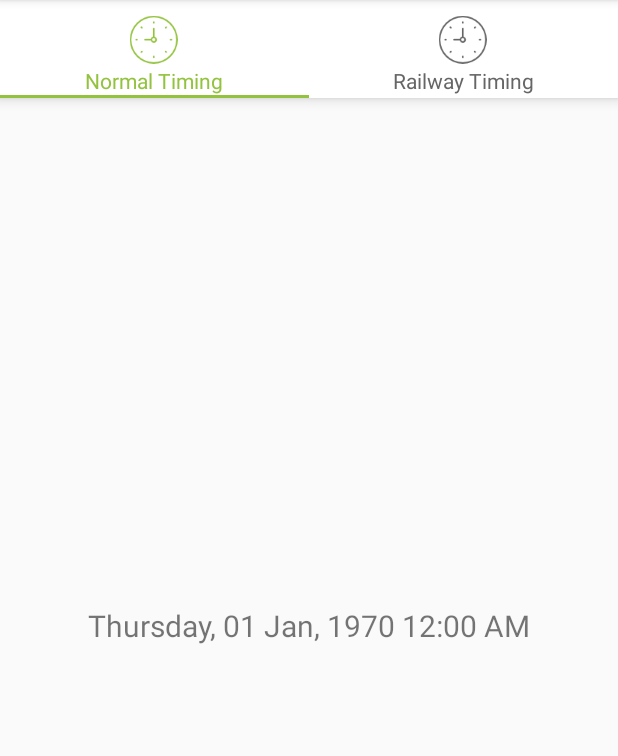
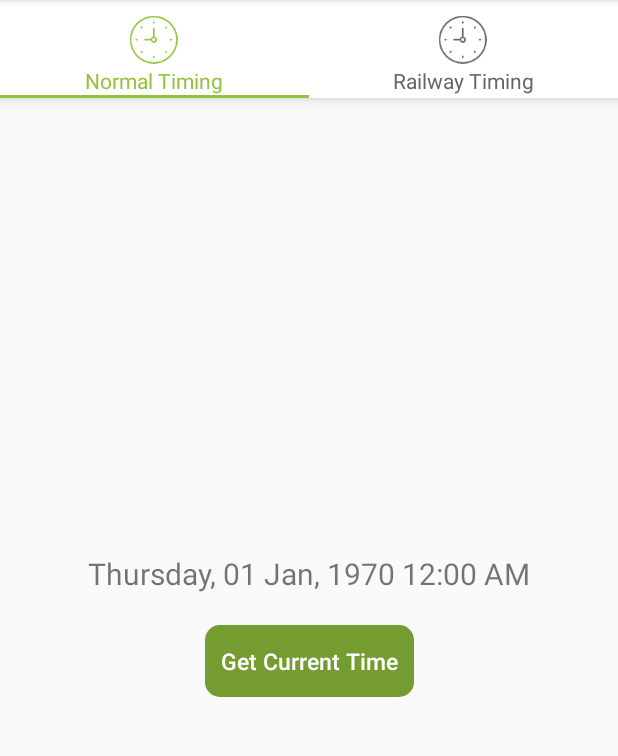
Before and after one commit to Sujaiaarthi90/SafetraxTimer, an Android app: the screen it shows after launch (TimerActivity), on a phone screen of 412 x 824 dp, the part 84-840 px from its top. Run offline under Robolectric (Android 15) with nearby library versions, the phone set to English and light mode, and no system bars; our stand-ins replace ButterKnife, sdp/ssp sizes.

Commit message:
Using GET CURRENT TIME button to get the current time

```diff
--- a/app/src/main/java/org/mtap/safetraxtimer/views/activities/TimerActivity.java
+++ b/app/src/main/java/org/mtap/safetraxtimer/views/activities/TimerActivity.java
@@ -148,7 +148,7 @@ public class TimerActivity extends AppCompatActivity {
     }
 
     @Override
-    protected void onResume() {
+    public void onResume() {
         super.onResume();
         try {
             StrictMode.ThreadPolicy policy = new StrictMode.ThreadPolicy.Builder().permitAll().build();
--- a/app/src/main/java/org/mtap/safetraxtimer/views/fragments/NormalTimeFragment.java
+++ b/app/src/main/java/org/mtap/safetraxtimer/views/fragments/NormalTimeFragment.java
@@ -6,15 +6,23 @@ import android.support.v4.app.Fragment;
 import android.view.LayoutInflater;
 import android.view.View;
 import android.view.ViewGroup;
+import android.widget.Button;
 import android.widget.TextView;
 
 import org.mtap.safetraxtimer.R;
+import org.mtap.safetraxtimer.views.activities.TimerActivity;
+
+import butterknife.BindView;
+import butterknife.ButterKnife;
+import butterknife.OnClick;
 
 import static org.mtap.safetraxtimer.views.activities.TimerActivity.NORMAL_TIME_FORMAT;
 import static org.mtap.safetraxtimer.views.activities.TimerActivity.TIME;
 import static org.mtap.safetraxtimer.views.activities.TimerActivity.getDate;
 
 public class NormalTimeFragment extends Fragment {
+
+    @BindView(R.id.current_date_view)
     TextView current_date_view;
 
     public NormalTimeFragment() {
@@ -23,14 +31,18 @@ public class NormalTimeFragment extends Fragment {
     @Override
     public View onCreateView(@NonNull LayoutInflater inflater, ViewGroup container, Bundle savedInstanceState) {
         View view = inflater.inflate(R.layout.fragment_normal_time, container, false);
-        current_date_view = view.findViewById(R.id.current_date_view);
+        ButterKnife.bind(this, view);
         return view;
+    }
+    @OnClick(R.id.current_time_button)
+    public void onGetCurrentTimetClick(View view) {
+        ((TimerActivity) getContext()).onResume();
+        onResume();
     }
 
     @Override
     public void onResume() {
         super.onResume();
-
         if (current_date_view != null)
             current_date_view.setText(getDate(TIME, NORMAL_TIME_FORMAT));
     }
--- a/app/src/main/java/org/mtap/safetraxtimer/views/fragments/RailwayTimeFragment.java
+++ b/app/src/main/java/org/mtap/safetraxtimer/views/fragments/RailwayTimeFragment.java
@@ -9,12 +9,19 @@ import android.view.ViewGroup;
 import android.widget.TextView;
 
 import org.mtap.safetraxtimer.R;
+import org.mtap.safetraxtimer.views.activities.TimerActivity;
+
+import butterknife.BindView;
+import butterknife.ButterKnife;
+import butterknife.OnClick;
 
 import static org.mtap.safetraxtimer.views.activities.TimerActivity.RAILWAY_TIME_FORMAT;
 import static org.mtap.safetraxtimer.views.activities.TimerActivity.TIME;
 import static org.mtap.safetraxtimer.views.activities.TimerActivity.getDate;
 
 public class RailwayTimeFragment extends Fragment {
+
+    @BindView(R.id.current_date_view)
     TextView current_date_view;
 
     public RailwayTimeFragment() {
@@ -23,8 +30,14 @@ public class RailwayTimeFragment extends Fragment {
     @Override
     public View onCreateView(@NonNull LayoutInflater inflater, ViewGroup container, Bundle savedInstanceState) {
         View view = inflater.inflate(R.layout.fragment_normal_time, container, false);
-        current_date_view = view.findViewById(R.id.current_date_view);
+        ButterKnife.bind(this, view);
         return view;
+    }
+
+    @OnClick(R.id.current_time_button)
+    public void onGetCurrentTimetClick(View view) {
+        ((TimerActivity) getContext()).onResume();
+        onResume();
     }
 
     @Override
--- /dev/null
+++ b/app/src/main/res/drawable/button_border.xml
@@ -0,0 +1,24 @@
+<?xml version="1.0" encoding="utf-8"?>
+<shape xmlns:android="http://schemas.android.com/apk/res/android"
+    android:shape="rectangle" >
+
+    <corners
+        android:bottomLeftRadius="10dp"
+        android:bottomRightRadius="10dp"
+        android:radius="20dp"
+        android:topLeftRadius="10dp"
+        android:topRightRadius="10dp" />
+
+    <solid android:color="@color/colorPrimaryDark" />
+
+    <padding
+        android:bottom="0dp"
+        android:left="0dp"
+        android:right="0dp"
+        android:top="0dp" />
+
+    <size
+        android:height="40dp"
+        android:width="120dp" />
+
+</shape>
--- a/app/src/main/res/layout/fragment_normal_time.xml
+++ b/app/src/main/res/layout/fragment_normal_time.xml
@@ -1,20 +1,46 @@
 <?xml version="1.0" encoding="utf-8"?>
 <android.support.constraint.ConstraintLayout xmlns:android="http://schemas.android.com/apk/res/android"
+    xmlns:app="http://schemas.android.com/apk/res-auto"
     xmlns:tools="http://schemas.android.com/tools"
     android:layout_width="match_parent"
     android:layout_height="match_parent"
-    xmlns:app="http://schemas.android.com/apk/res-auto"
     android:gravity="center_horizontal"
     android:orientation="vertical"
     tools:context=".views.activities.TimerActivity">
 
-    <TextView
-        android:id="@+id/current_date_view"
+    <android.support.constraint.ConstraintLayout
         android:layout_width="wrap_content"
         android:layout_height="wrap_content"
-        app:layout_constraintTop_toTopOf="parent"
         app:layout_constraintBottom_toBottomOf="parent"
+        app:layout_constraintLeft_toLeftOf="parent"
         app:layout_constraintRight_toRightOf="parent"
-        app:layout_constraintLeft_toLeftOf="parent"
-        android:textSize="20sp" />
+        app:layout_constraintTop_toTopOf="parent">
+
+        <TextView
+            android:id="@+id/current_date_view"
+            android:layout_width="wrap_content"
+            android:layout_height="wrap_content"
+            android:textSize="20sp"
+            app:layout_constraintBottom_toTopOf="@+id/current_time_button"
+            app:layout_constraintLeft_toLeftOf="parent"
+            app:layout_constraintRight_toRightOf="parent"
+            app:layout_constraintTop_toTopOf="parent" />
+
+        <Button
+            android:id="@+id/current_time_button"
+            android:layout_width="wrap_content"
+            android:layout_height="wrap_content"
+            android:background="@drawable/button_border"
+            android:padding="@dimen/_8sdp"
+            android:text="@string/get_current_time"
+            android:textAllCaps="false"
+            android:textColor="@color/bg_white"
+            android:layout_marginTop="@dimen/_16sdp"
+            android:textSize="@dimen/_12sdp"
+            app:layout_constraintBottom_toBottomOf="parent"
+            app:layout_constraintLeft_toLeftOf="parent"
+            app:layout_constraintRight_toRightOf="parent"
+            app:layout_constraintTop_toBottomOf="@+id/current_date_view" />
+    </android.support.constraint.ConstraintLayout>
+
 </android.support.constraint.ConstraintLayout>
--- a/app/src/main/res/layout/fragment_railway_time.xml
+++ /dev/null
@@ -1,6 +0,0 @@
-<?xml version="1.0" encoding="utf-8"?>
-<android.support.constraint.ConstraintLayout
-    xmlns:android="http://schemas.android.com/apk/res/android" android:layout_width="match_parent"
-    android:layout_height="match_parent">
-
-</android.support.constraint.ConstraintLayout>
--- a/app/src/main/res/values/strings.xml
+++ b/app/src/main/res/values/strings.xml
@@ -3,4 +3,5 @@
     <string name="version_title">Version :</string>
     <string name="normal_time">Normal Timing</string>
     <string name="railway_time">Railway Timing</string>
+    <string name="get_current_time">Get Current Time</string>
 </resources>
```
